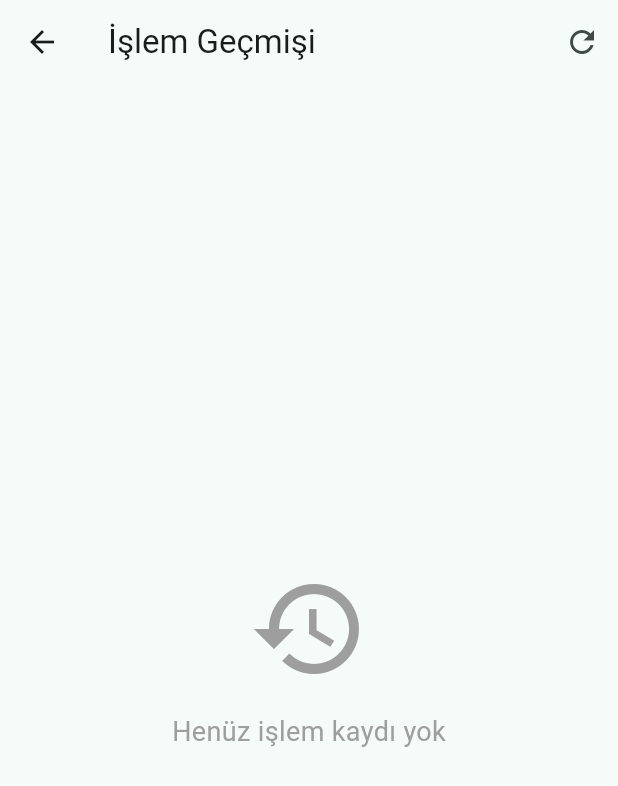
After one commit to BekirTosun218/243301085_BekirTosun_Flutter_Proje, a Flutter app: the screen it shows once a user with an empty profile is signed in, after a tap on the "history" icon, on a phone screen of 412 x 824 dp. The commit adds this screen. Shown: the top 786 px of the screen. Run offline on Flutter 3.47's test engine with Material 3 defaults, Android fonts, the phone set to English and light mode, and no system bars; our stand-ins replace supabase_flutter; accounts and stored records are empty; network calls fail.

Commit message:
Islem gecmisi ekrani ve log goruntuleme eklendi

```diff
--- a/lib/screens/home_screen.dart
+++ b/lib/screens/home_screen.dart
@@ -5,6 +5,7 @@ import '../services/talep_service.dart';
 import 'yeni_talep_screen.dart';
 import 'talep_detay_screen.dart';
 import 'profil_screen.dart';
+import 'log_screen.dart';
 
 class HomeScreen extends StatefulWidget {
   const HomeScreen({super.key});
@@ -85,12 +86,26 @@ class _HomeScreenState extends State<HomeScreen> {
     }
   }
 
+  String _formatDate(DateTime dt) {
+    return '${dt.day.toString().padLeft(2, '0')}.${dt.month.toString().padLeft(2, '0')}.${dt.year}';
+  }
+
   @override
   Widget build(BuildContext context) {
     return Scaffold(
       appBar: AppBar(
         title: const Text('Sağlık Nakil Talepleri'),
         actions: [
+          IconButton(
+            icon: const Icon(Icons.history),
+            tooltip: 'İşlem Geçmişi',
+            onPressed: () {
+              Navigator.push(
+                context,
+                MaterialPageRoute(builder: (_) => const LogScreen()),
+              );
+            },
+          ),
           IconButton(
             icon: const Icon(Icons.refresh),
             onPressed: _loadTalepler,
@@ -109,7 +124,8 @@ class _HomeScreenState extends State<HomeScreen> {
             onPressed: () async {
               await AuthService.signOut();
               if (!mounted) return;
-              Navigator.of(context).popUntil((route) => route.isFirst);
+              Navigator.of(context)
+                  .popUntil((route) => route.isFirst);
             },
           ),
         ],
@@ -139,7 +155,8 @@ class _HomeScreenState extends State<HomeScreen> {
                         child: Column(
                           mainAxisAlignment: MainAxisAlignment.center,
                           children: [
-                            Icon(Icons.inbox, size: 80, color: Colors.grey),
+                            Icon(Icons.inbox,
+                                size: 80, color: Colors.grey),
                             SizedBox(height: 16),
                             Text(
                               'Henüz talep yok',
@@ -167,7 +184,8 @@ class _HomeScreenState extends State<HomeScreen> {
                                 leading: CircleAvatar(
                                   backgroundColor:
                                       _aciliyetRengi(t.aciliyet),
-                                  child: const Icon(Icons.local_hospital,
+                                  child: const Icon(
+                                      Icons.local_hospital,
                                       color: Colors.white),
                                 ),
                                 title: Text(
@@ -182,10 +200,18 @@ class _HomeScreenState extends State<HomeScreen> {
                                     const SizedBox(height: 4),
                                     Text(
                                         '${t.kaynakKurum} → ${t.hedefKurum}'),
+                                    const SizedBox(height: 4),
+                                    Text(
+                                      _formatDate(t.createdAt),
+                                      style: const TextStyle(
+                                          fontSize: 11,
+                                          color: Colors.grey),
+                                    ),
                                     const SizedBox(height: 6),
                                     Row(
                                       children: [
-                                        _etiket(t.aciliyet.toUpperCase(),
+                                        _etiket(
+                                            t.aciliyet.toUpperCase(),
                                             _aciliyetRengi(t.aciliyet)),
                                         const SizedBox(width: 8),
                                         _etiket(_durumMetni(t.durum),
@@ -194,7 +220,8 @@ class _HomeScreenState extends State<HomeScreen> {
                                     ),
                                   ],
                                 ),
-                                trailing: const Icon(Icons.chevron_right),
+                                trailing:
+                                    const Icon(Icons.chevron_right),
                                 onTap: () async {
                                   await Navigator.push(
                                     context,
@@ -223,7 +250,8 @@ class _HomeScreenState extends State<HomeScreen> {
           if (eklendi == true) {
             _loadTalepler();
             ScaffoldMessenger.of(context).showSnackBar(
-              const SnackBar(content: Text('Talep başarıyla oluşturuldu')),
+              const SnackBar(
+                  content: Text('Talep başarıyla oluşturuldu')),
             );
           }
         },
--- /dev/null
+++ b/lib/screens/log_screen.dart
@@ -0,0 +1,162 @@
+import 'package:flutter/material.dart';
+import '../services/log_service.dart';
+
+class LogScreen extends StatefulWidget {
+  const LogScreen({super.key});
+
+  @override
+  State<LogScreen> createState() => _LogScreenState();
+}
+
+class _LogScreenState extends State<LogScreen> {
+  List<Map<String, dynamic>> _loglar = [];
+  bool _loading = true;
+
+  @override
+  void initState() {
+    super.initState();
+    _load();
+  }
+
+  Future<void> _load() async {
+    final loglar = await LogService.getMyLogs(limit: 30);
+    if (!mounted) return;
+    setState(() {
+      _loglar = loglar;
+      _loading = false;
+    });
+  }
+
+  IconData _islemIkonu(String islem) {
+    switch (islem) {
+      case 'giris':
+        return Icons.login;
+      case 'cikis':
+        return Icons.logout;
+      case 'kayit':
+        return Icons.person_add;
+      case 'talep_olusturuldu':
+        return Icons.add_circle;
+      case 'talep_durum_degisti':
+        return Icons.update;
+      default:
+        return Icons.info;
+    }
+  }
+
+  Color _islemRengi(String islem) {
+    switch (islem) {
+      case 'giris':
+        return Colors.green;
+      case 'cikis':
+        return Colors.orange;
+      case 'kayit':
+        return Colors.teal;
+      case 'talep_olusturuldu':
+        return Colors.blue;
+      case 'talep_durum_degisti':
+        return Colors.purple;
+      default:
+        return Colors.grey;
+    }
+  }
+
+  String _islemMetni(String islem) {
+    switch (islem) {
+      case 'giris':
+        return 'Giriş Yapıldı';
+      case 'cikis':
+        return 'Çıkış Yapıldı';
+      case 'kayit':
+        return 'Hesap Oluşturuldu';
+      case 'talep_olusturuldu':
+        return 'Yeni Talep Oluşturuldu';
+      case 'talep_durum_degisti':
+        return 'Talep Durumu Güncellendi';
+      default:
+        return islem;
+    }
+  }
+
+  String _formatDate(String dateStr) {
+    try {
+      final dt = DateTime.parse(dateStr).toLocal();
+      return '${dt.day.toString().padLeft(2, '0')}.${dt.month.toString().padLeft(2, '0')}.${dt.year} ${dt.hour.toString().padLeft(2, '0')}:${dt.minute.toString().padLeft(2, '0')}';
+    } catch (e) {
+      return dateStr;
+    }
+  }
+
+  @override
+  Widget build(BuildContext context) {
+    return Scaffold(
+      appBar: AppBar(
+        title: const Text('İşlem Geçmişi'),
+        actions: [
+          IconButton(
+            icon: const Icon(Icons.refresh),
+            onPressed: () {
+              setState(() => _loading = true);
+              _load();
+            },
+          ),
+        ],
+      ),
+      body: _loading
+          ? const Center(child: CircularProgressIndicator())
+          : _loglar.isEmpty
+              ? const Center(
+                  child: Column(
+                    mainAxisAlignment: MainAxisAlignment.center,
+                    children: [
+                      Icon(Icons.history, size: 80, color: Colors.grey),
+                      SizedBox(height: 16),
+                      Text(
+                        'Henüz işlem kaydı yok',
+                        style: TextStyle(fontSize: 18, color: Colors.grey),
+                      ),
+                    ],
+                  ),
+                )
+              : ListView.builder(
+                  itemCount: _loglar.length,
+                  itemBuilder: (context, index) {
+                    final log = _loglar[index];
+                    final islem = log['islem'] as String? ?? '';
+                    final detay = log['detay'] as String?;
+                    final createdAt = log['created_at'] as String? ?? '';
+
+                    return ListTile(
+                      leading: CircleAvatar(
+                        backgroundColor:
+                            _islemRengi(islem).withValues(alpha: 0.15),
+                        child: Icon(
+                          _islemIkonu(islem),
+                          color: _islemRengi(islem),
+                          size: 20,
+                        ),
+                      ),
+                      title: Text(
+                        _islemMetni(islem),
+                        style:
+                            const TextStyle(fontWeight: FontWeight.w500),
+                      ),
+                      subtitle: Column(
+                        crossAxisAlignment: CrossAxisAlignment.start,
+                        children: [
+                          if (detay != null && detay.isNotEmpty)
+                            Text(detay,
+                                style: const TextStyle(fontSize: 12)),
+                          Text(
+                            _formatDate(createdAt),
+                            style: const TextStyle(
+                                fontSize: 11, color: Colors.grey),
+                          ),
+                        ],
+                      ),
+                    );
+                  },
+                ),
+    );
+  }
+}
--- a/lib/services/log_service.dart
+++ b/lib/services/log_service.dart
@@ -13,4 +13,23 @@ class LogService {
       print('Log hatası: $e');
     }
   }
+
+  static Future<List<Map<String, dynamic>>> getMyLogs(
+      {int limit = 30}) async {
+    try {
+      final userId = supabase.auth.currentUser?.id;
+      if (userId == null) return [];
+
+      final response = await supabase
+          .from('loglar')
+          .select()
+          .eq('kullanici_id', userId)
+          .order('created_at', ascending: false)
+          .limit(limit);
+
+      return List<Map<String, dynamic>>.from(response);
+    } catch (e) {
+      return [];
+    }
+  }
 }
```
